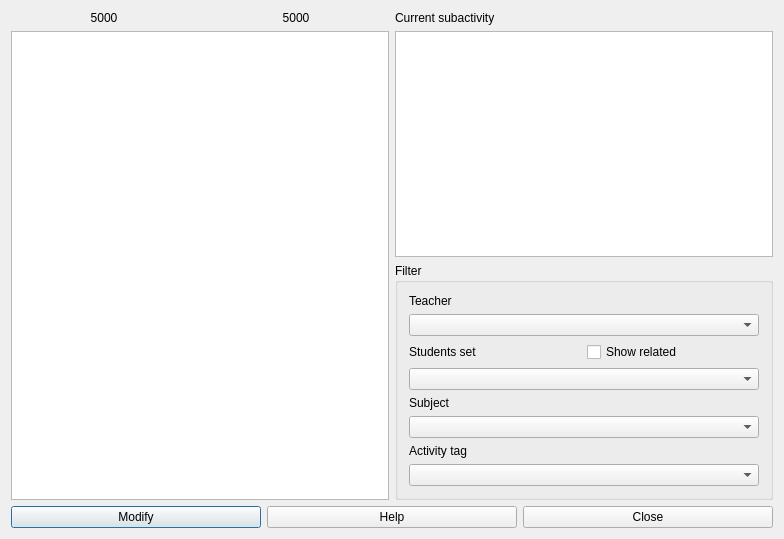
The window that src/interface/subactivitiesform_template.ui (janLo/FET) describes before a commit, drawn with Qt 5.
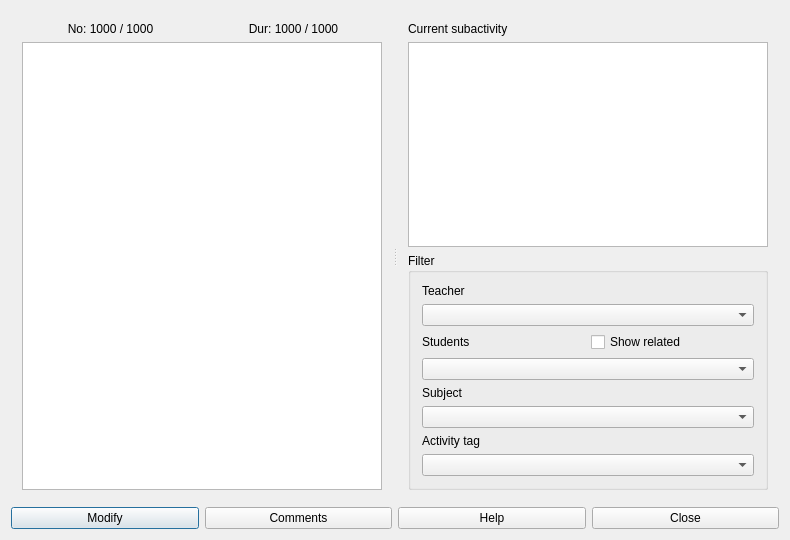
The same window after the commit.

What changed in the file:
```diff
--- a/src/interface/subactivitiesform_template.ui
+++ b/src/interface/subactivitiesform_template.ui
@@ -6,20 +6,25 @@
    <rect>
     <x>0</x>
     <y>0</y>
-    <width>784</width>
-    <height>539</height>
+    <width>790</width>
+    <height>540</height>
    </rect>
   </property>
   <property name="windowTitle">
    <string extracomment="The title of the dialog of individual subactivities">The individual subactivities</string>
   </property>
+  <layout class="QGridLayout" name="gridLayout_3">
+   <item row="0" column="0">
+    <widget class="QSplitter" name="splitter">
+     <property name="orientation">
+      <enum>Qt::Horizontal</enum>
+     </property>
+     <widget class="QWidget" name="layoutWidget">
   <layout class="QGridLayout" name="gridLayout_2">
    <item row="0" column="0">
-    <layout class="QHBoxLayout" name="horizontalLayout_2">
-     <item>
       <widget class="QLabel" name="activeTextLabel">
        <property name="text">
-        <string>5000</string>
+          <string notr="true">No: 1000 / 1000</string>
        </property>
        <property name="alignment">
         <set>Qt::AlignCenter</set>
@@ -28,23 +33,28 @@
         <bool>false</bool>
        </property>
       </widget>
-     </item>
-     <item>
-      <widget class="QLabel" name="totalTextLabel">
-       <property name="text">
-        <string>5000</string>
-       </property>
-       <property name="alignment">
-        <set>Qt::AlignCenter</set>
-       </property>
-       <property name="wordWrap">
-        <bool>false</bool>
-       </property>
-      </widget>
-     </item>
-    </layout>
    </item>
    <item row="0" column="1">
+        <widget class="QLabel" name="totalTextLabel">
+         <property name="text">
+          <string notr="true">Dur: 1000 / 1000</string>
+         </property>
+         <property name="alignment">
+          <set>Qt::AlignCenter</set>
+         </property>
+         <property name="wordWrap">
+          <bool>false</bool>
+         </property>
+        </widget>
+       </item>
+       <item row="1" column="0" colspan="2">
+        <widget class="QListWidget" name="subactivitiesListWidget"/>
+       </item>
+      </layout>
+     </widget>
+     <widget class="QWidget" name="layoutWidget2">
+      <layout class="QVBoxLayout" name="verticalLayout">
+       <item>
     <widget class="QLabel" name="activityDescriptionTextLabel">
      <property name="text">
       <string>Current subactivity</string>
@@ -54,18 +64,11 @@
      </property>
     </widget>
    </item>
-   <item row="1" column="0" rowspan="2">
-    <widget class="QListWidget" name="subactivitiesListWidget"/>
-   </item>
-   <item row="1" column="1">
-    <widget class="QTextEdit" name="subactivityTextEdit">
-     <property name="readOnly">
-      <bool>true</bool>
-     </property>
-    </widget>
-   </item>
-   <item row="2" column="1">
-    <widget class="QGroupBox" name="groupBox">
+       <item>
+        <widget class="QPlainTextEdit" name="subactivityTextEdit"/>
+       </item>
+       <item>
+        <widget class="QGroupBox" name="filterGroupBox">
      <property name="title">
       <string>Filter</string>
      </property>
@@ -75,32 +78,30 @@
         <property name="text">
          <string>Teacher</string>
         </property>
-        <property name="wordWrap">
-         <bool>false</bool>
-        </property>
-       </widget>
-      </item>
-      <item row="1" column="0" colspan="2">
+           </widget>
+          </item>
+          <item row="1" column="0">
        <widget class="QComboBox" name="teachersComboBox"/>
       </item>
       <item row="2" column="0">
+           <layout class="QHBoxLayout" name="horizontalLayout_2">
+            <item>
        <widget class="QLabel" name="studentsTextLabel">
         <property name="text">
-         <string>Students set</string>
-        </property>
-        <property name="wordWrap">
-         <bool>false</bool>
+               <string comment="It refers to students sets, but I want to keep the string short">Students</string>
         </property>
        </widget>
       </item>
-      <item row="2" column="1">
+            <item>
        <widget class="QCheckBox" name="recursiveCheckBox">
         <property name="text">
          <string>Show related</string>
         </property>
        </widget>
       </item>
-      <item row="3" column="0" colspan="2">
+           </layout>
+          </item>
+          <item row="3" column="0">
        <widget class="QComboBox" name="studentsComboBox"/>
       </item>
       <item row="4" column="0">
@@ -108,12 +109,9 @@
         <property name="text">
          <string>Subject</string>
         </property>
-        <property name="wordWrap">
-         <bool>false</bool>
-        </property>
-       </widget>
-      </item>
-      <item row="5" column="0" colspan="2">
+           </widget>
+          </item>
+          <item row="5" column="0">
        <widget class="QComboBox" name="subjectsComboBox"/>
       </item>
       <item row="6" column="0">
@@ -121,18 +119,19 @@
         <property name="text">
          <string>Activity tag</string>
         </property>
-        <property name="wordWrap">
-         <bool>false</bool>
-        </property>
-       </widget>
-      </item>
-      <item row="7" column="0" colspan="2">
+           </widget>
+          </item>
+          <item row="7" column="0">
        <widget class="QComboBox" name="activityTagsComboBox"/>
       </item>
      </layout>
     </widget>
    </item>
-   <item row="3" column="0" colspan="2">
+      </layout>
+     </widget>
+    </widget>
+   </item>
+   <item row="1" column="0">
     <layout class="QHBoxLayout" name="horizontalLayout">
      <item>
       <widget class="QPushButton" name="modifySubactivityPushButton">
@@ -141,6 +140,13 @@
        </property>
       </widget>
      </item>
+     <item>
+      <widget class="QPushButton" name="commentsPushButton">
+       <property name="text">
+        <string>Comments</string>
+       </property>
+      </widget>
+     </item>
      <item>
       <widget class="QPushButton" name="helpPushButton">
        <property name="text">
```
Left out of the diff: 12 changed lines with no effect on the pictures. Lines whose indentation alone changed are shown as unchanged.
